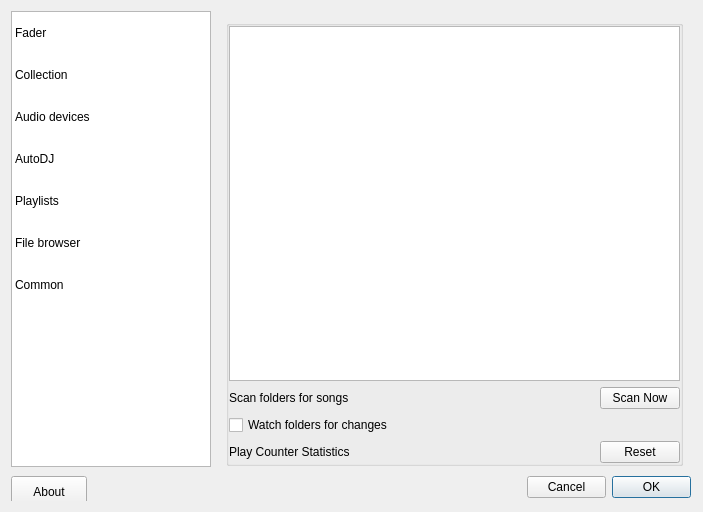
Old version of the form src/settingsdialog.ui in the repository knowthelist/knowthelist.
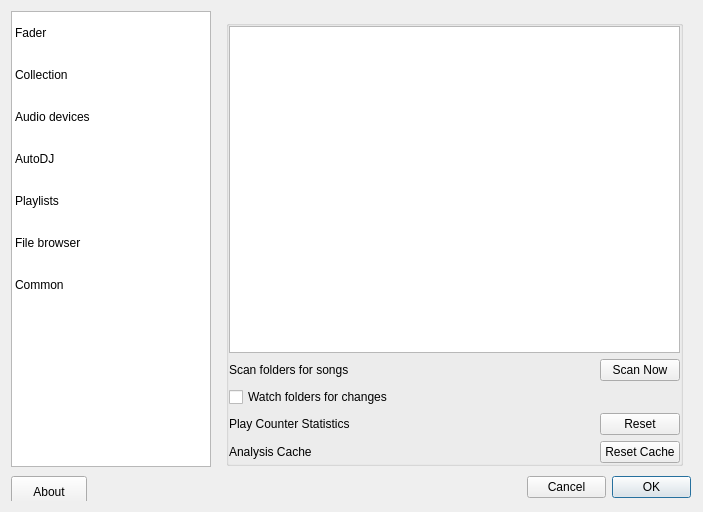
New version of the form. The open tabs and pages were chosen to show the change.

```diff
--- a/src/settingsdialog.ui
+++ b/src/settingsdialog.ui
@@ -421,6 +421,20 @@
                 </property>
                </widget>
               </item>
+              <item row="4" column="0">
+               <widget class="QLabel" name="label_19">
+                <property name="text">
+                 <string>Analysis Cache</string>
+                </property>
+               </widget>
+              </item>
+              <item row="4" column="1">
+               <widget class="QPushButton" name="pushResetAnalysisCache">
+                <property name="text">
+                 <string>Reset Cache</string>
+                </property>
+               </widget>
+              </item>
              </layout>
             </item>
            </layout>
```
